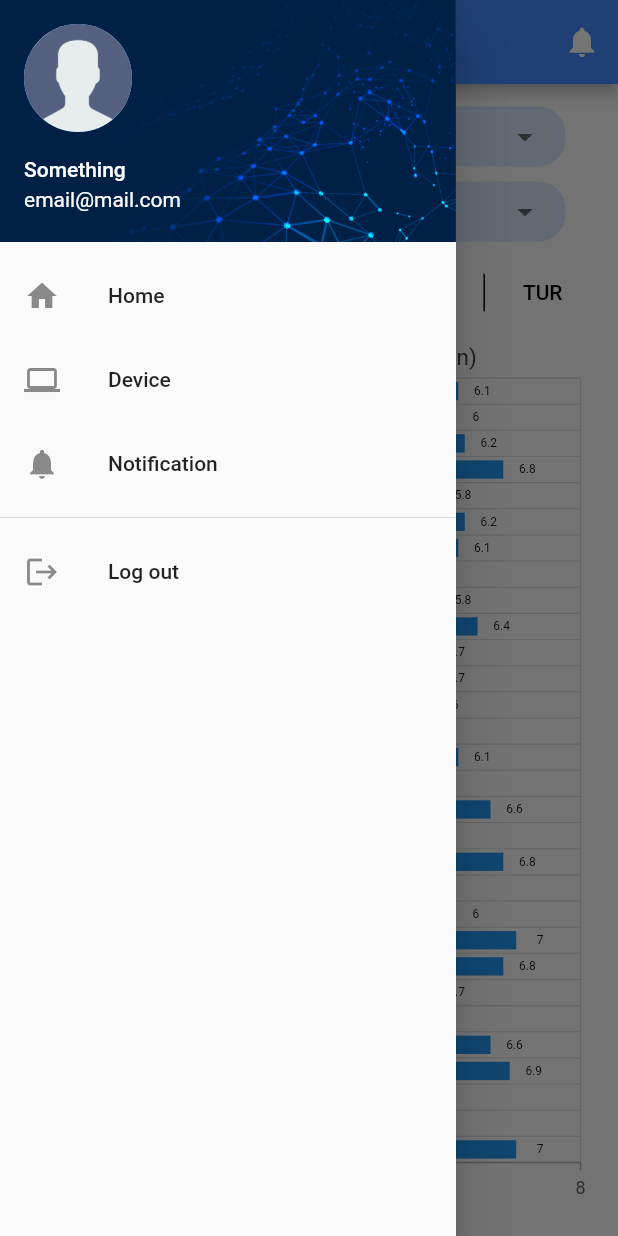
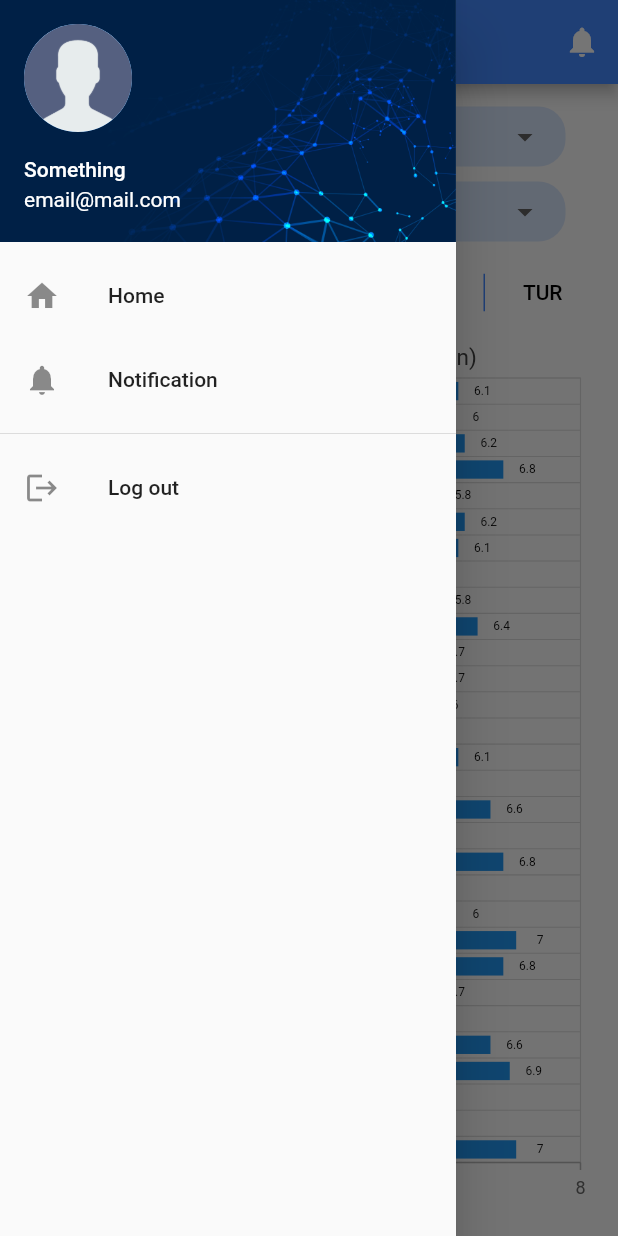
Before and after one commit to hosyhaiha/flutter_mobile_app, a Flutter app: the HomePage screen opened directly, with the side drawer open, on a phone screen of 412 x 824 dp. Run offline on Flutter 3.47's test engine with Material 2 defaults, Android fonts, the phone set to English and light mode, and no system bars; our stand-ins replace flutter_svg, syncfusion_flutter_charts.

```diff
--- a/lib/Screens/home/home.dart
+++ b/lib/Screens/home/home.dart
@@ -12,11 +12,7 @@ class HomePage extends StatefulWidget {
 
 class _HomePageState extends State<HomePage> {
   String? selectedChartType;
-  List<PHData> _phChartData = getPHData30days();
-  List<ORPdata> _orpChartData = getORPData30days();
-  List<ECData> _ecChartData = getECData30days();
-  List<DOData> _doChartData = getDOData30days();
-  List<TurbidityData> _turbidityChartData = getTurbidityData30days();
+  List<ChartData> _chartData = getChartData30days();
 
   String _selectedDeviceOption = "Device 1";
   List<String> _deviceoptions = [
@@ -31,6 +27,17 @@ class _HomePageState extends State<HomePage> {
     '12 tháng gần nhất'
   ];
 
+  Color colorBtnPH = Colors.black;
+  Color colorBtnORP = Colors.black;
+  Color colorBtnEC = Colors.black;
+  Color colorBtnDO = Colors.blueAccent;
+  Color colorBtnTUR = Colors.black;
+
+  Color colorContaner1 = Colors.black;
+  Color colorContaner2 = Colors.black;
+  Color colorContaner3 = Colors.blueAccent;
+  Color colorContaner4 = Colors.blueAccent;
+
   bool isPHVisible = false;
   bool isORPVisible = false;
   bool isECVisible = false;
@@ -40,15 +47,13 @@ class _HomePageState extends State<HomePage> {
 
   void _onDropdownTimeChanged(String? newValue) {
     if (newValue != _selectedTimeOption) {
+      setState(() {
+        _selectedTimeOption = newValue!;
+      });
+      print('New dropdown value: $_selectedTimeOption');
       if (newValue == '12 tháng gần nhất') {
         setState(() {
-          _selectedTimeOption = newValue!;
-          // print('New dropdown value: $_selectedTimeOption');
-          _phChartData = getPHData();
-          _orpChartData = getORPData();
-          _ecChartData = getECData();
-          _doChartData = getDOData();
-          _turbidityChartData = getTurbidityData();
+          _chartData = getChartData();
         });
       }
     }
@@ -114,6 +119,18 @@ class _HomePageState extends State<HomePage> {
                     TextButton(
                       onPressed: () {
                         setState(() {
+                          //Nút
+                          colorBtnPH = Colors.blueAccent;
+                          colorBtnORP = Colors.black;
+                          colorBtnEC = Colors.black;
+                          colorBtnDO = Colors.black;
+                          colorBtnTUR = Colors.black;
+                          //Ngăn cách
+                          colorContaner1 = Colors.blueAccent;
+                          colorContaner2 = Colors.black;
+                          colorContaner3 = Colors.black;
+                          colorContaner4 = Colors.black;
+                          //Biểu đồ
                           isPHVisible = true;
                           isORPVisible = false;
                           isECVisible = false;
@@ -123,18 +140,30 @@ class _HomePageState extends State<HomePage> {
                         });
                       },
                       style: TextButton.styleFrom(
-                        primary: Colors.black, // Màu chữ của nút
-                      ),
+                          primary: colorBtnPH // Màu chữ của nút
+                          ),
                       child: Text('PH'),
                     ),
                     Container(
                       width: 1.0,
                       height: 25,
-                      color: Colors.black,
+                      color: colorContaner1,
                     ),
                     TextButton(
                       onPressed: () {
                         setState(() {
+                          //Nút
+                          colorBtnPH = Colors.black;
+                          colorBtnORP = Colors.blueAccent;
+                          colorBtnEC = Colors.black;
+                          colorBtnDO = Colors.black;
+                          colorBtnTUR = Colors.black;
+                          //Ngăn cách
+                          colorContaner1 = Colors.blueAccent;
+                          colorContaner2 = Colors.blueAccent;
+                          colorContaner3 = Colors.black;
+                          colorContaner4 = Colors.black;
+                          //Biểu đồ
                           isPHVisible = false;
                           isORPVisible = true;
                           isECVisible = false;
@@ -144,18 +173,30 @@ class _HomePageState extends State<HomePage> {
                         });
                       },
                       style: TextButton.styleFrom(
-                        primary: Colors.black, // Màu chữ của nút
+                        primary: colorBtnORP, // Màu chữ của nút
                       ),
                       child: Text('ORP'),
                     ),
                     Container(
                       width: 1.0,
                       height: 25,
-                      color: Colors.black,
+                      color: colorContaner2,
                     ),
                     TextButton(
                       onPressed: () {
                         setState(() {
+                          //Nút
+                          colorBtnPH = Colors.black;
+                          colorBtnORP = Colors.black;
+                          colorBtnEC = Colors.blueAccent;
+                          colorBtnDO = Colors.black;
+                          colorBtnTUR = Colors.black;
+                          //Ngăn cách
+                          colorContaner1 = Colors.black;
+                          colorContaner2 = Colors.blueAccent;
+                          colorContaner3 = Colors.blueAccent;
+                          colorContaner4 = Colors.black;
+                          //Biểu đồ
                           isPHVisible = false;
                           isORPVisible = false;
                           isECVisible = true;
@@ -165,18 +206,30 @@ class _HomePageState extends State<HomePage> {
                         });
                       },
                       style: TextButton.styleFrom(
-                        primary: Colors.black, // Màu chữ của nút
+                        primary: colorBtnEC, // Màu chữ của nút
                       ),
                       child: Text('EC'),
                     ),
                     Container(
                       width: 1.0,
                       height: 25,
-                      color: Colors.black,
+                      color: colorContaner3,
                     ),
                     TextButton(
                       onPressed: () {
                         setState(() {
+                          //Nút
+                          colorBtnPH = Colors.black;
+                          colorBtnORP = Colors.black;
+                          colorBtnEC = Colors.black;
+                          colorBtnDO = Colors.blueAccent;
+                          colorBtnTUR = Colors.black;
+                          //Ngăn cách
+                          colorContaner1 = Colors.black;
+                          colorContaner2 = Colors.black;
+                          colorContaner3 = Colors.blueAccent;
+                          colorContaner4 = Colors.blueAccent;
+                          //Biểu đồ
                           isPHVisible = false;
                           isORPVisible = false;
                           isECVisible = false;
@@ -186,18 +239,30 @@ class _HomePageState extends State<HomePage> {
                         });
                       },
                       style: TextButton.styleFrom(
-                        primary: Colors.black, // Màu chữ của nút
+                        primary: colorBtnDO, // Màu chữ của nút
                       ),
                       child: Text('DO'),
                     ),
                     Container(
                       width: 1.0,
                       height: 25,
-                      color: Colors.black,
+                      color: colorContaner4,
                     ),
                     TextButton(
                       onPressed: () {
                         setState(() {
+                          //Nút
+                          colorBtnPH = Colors.black;
+                          colorBtnORP = Colors.black;
+                          colorBtnEC = Colors.black;
+                          colorBtnDO = Colors.black;
+                          colorBtnTUR = Colors.blueAccent;
+                          //Ngăn cách
+                          colorContaner1 = Colors.black;
+                          colorContaner2 = Colors.black;
+                          colorContaner3 = Colors.black;
+                          colorContaner4 = Colors.blueAccent;
+                          //Biểu đồ
                           isPHVisible = false;
                           isORPVisible = false;
                           isECVisible = false;
@@ -207,7 +272,7 @@ class _HomePageState extends State<HomePage> {
                         });
                       },
                       style: TextButton.styleFrom(
-                        primary: Colors.black, // Màu chữ của nút
+                        primary: colorBtnTUR, // Màu chữ của nút
                       ),
                       child: Text('TUR'),
                     ),
@@ -215,18 +280,8 @@ class _HomePageState extends State<HomePage> {
                 ),
               ),
               Expanded(
-                child: _buildBarChart(
-                    _phChartData,
-                    _orpChartData,
-                    _ecChartData,
-                    _doChartData,
-                    _turbidityChartData,
-                    isPHVisible,
-                    isORPVisible,
-                    isECVisible,
-                    isDOVisible,
-                    isTurbidityVisible,
-                    TextTitle),
+                child: _buildBarChart(_chartData, isPHVisible, isORPVisible,
+                    isECVisible, isDOVisible, isTurbidityVisible, TextTitle),
               ),
             ],
           )),
@@ -286,11 +341,7 @@ Widget _buildDropDown(
 }
 
 Widget _buildBarChart(
-    List<PHData> phData,
-    List<ORPdata> orpData,
-    List<ECData> ecData,
-    List<DOData> doData,
-    List<TurbidityData> turbidityData,
+    List<ChartData> chartData,
     bool isPHVisible,
     bool isORPVisible,
     bool isECVisible,
@@ -307,10 +358,10 @@ Widget _buildBarChart(
       title: ChartTitle(text: TextTitle),
       onLegendTapped: (args) {},
       series: <ChartSeries>[
-        BarSeries<PHData, String>(
-          dataSource: phData,
-          xValueMapper: (PHData data, _) => data.day,
-          yValueMapper: (PHData data, _) => data.data,
+        BarSeries<ChartData, String>(
+          dataSource: chartData,
+          xValueMapper: (ChartData data, _) => data.time,
+          yValueMapper: (ChartData data, _) => data.phData,
           dataLabelSettings: DataLabelSettings(
               isVisible: true, textStyle: TextStyle(fontSize: 8)),
           enableTooltip: true,
@@ -318,10 +369,10 @@ Widget _buildBarChart(
           name: 'PH',
           color: Colors.blue,
         ),
-        BarSeries<ORPdata, String>(
-          dataSource: orpData,
-          xValueMapper: (ORPdata data, _) => data.day,
-          yValueMapper: (ORPdata data, _) => data.data,
+        BarSeries<ChartData, String>(
+          dataSource: chartData,
+          xValueMapper: (ChartData data, _) => data.time,
+          yValueMapper: (ChartData data, _) => data.orpData,
           dataLabelSettings: DataLabelSettings(
               isVisible: true, textStyle: TextStyle(fontSize: 8)),
           enableTooltip: true,
@@ -329,10 +380,10 @@ Widget _buildBarChart(
           name: 'ORP',
           color: Colors.blue,
         ),
-        BarSeries<ECData, String>(
-          dataSource: ecData,
-          xValueMapper: (ECData data, _) => data.day,
-          yValueMapper: (ECData data, _) => data.data,
+        BarSeries<ChartData, String>(
+          dataSource: chartData,
+          xValueMapper: (ChartData data, _) => data.time,
+          yValueMapper: (ChartData data, _) => data.ecData,
           dataLabelSettings: DataLabelSettings(
               isVisible: true, textStyle: TextStyle(fontSize: 8)),
           enableTooltip: true,
@@ -340,10 +391,10 @@ Widget _buildBarChart(
           name: 'EC',
           color: Colors.blue,
         ),
-        BarSeries<DOData, String>(
-          dataSource: doData,
-          xValueMapper: (DOData data, _) => data.day,
-          yValueMapper: (DOData data, _) => data.data,
+        BarSeries<ChartData, String>(
+          dataSource: chartData,
+          xValueMapper: (ChartData data, _) => data.time,
+          yValueMapper: (ChartData data, _) => data.doData,
           dataLabelSettings: DataLabelSettings(
               isVisible: true, textStyle: TextStyle(fontSize: 8)),
           enableTooltip: true,
@@ -351,10 +402,10 @@ Widget _buildBarChart(
           name: 'DO',
           color: Colors.blue,
         ),
-        BarSeries<TurbidityData, String>(
-          dataSource: turbidityData,
-          xValueMapper: (TurbidityData data, _) => data.day,
-          yValueMapper: (TurbidityData data, _) => data.data,
+        BarSeries<ChartData, String>(
+          dataSource: chartData,
+          xValueMapper: (ChartData data, _) => data.time,
+          yValueMapper: (ChartData data, _) => data.turbidityData,
           dataLabelSettings: DataLabelSettings(
               isVisible: true, textStyle: TextStyle(fontSize: 8)),
           enableTooltip: true,
@@ -432,6 +483,30 @@ List<TurbidityData> getTurbidityData() {
     TurbidityData("Sun", 11),
   ];
   return turbidityData;
+}
+
+List<ChartData> getChartData() {
+  List<PHData> phData = getPHData();
+  List<ORPdata> orpData = getORPData();
+  List<ECData> ecData = getECData();
+  List<DOData> doData = getDOData();
+  List<TurbidityData> turbidityData = getTurbidityData();
+
+  List<ChartData> chartDataList = [];
+
+  for (int i = 0; i < phData.length; i++) {
+    String time = phData[i].day;
+    double ph = phData[i].data;
+    int orp = orpData[i].data;
+    double ec = ecData[i].data;
+    double oxygen = doData[i].data;
+    double turbidity = turbidityData[i].data;
+
+    ChartData chartData = ChartData(time, ph, orp, ec, oxygen, turbidity);
+    chartDataList.add(chartData);
+  }
+
+  return chartDataList;
 }
 
 //30 ngày
@@ -618,6 +693,30 @@ List<TurbidityData> getTurbidityData30days() {
   return turbidityData;
 }
 
+List<ChartData> getChartData30days() {
+  List<PHData> phData = getPHData30days();
+  List<ORPdata> orpData = getORPData30days();
+  List<ECData> ecData = getECData30days();
+  List<DOData> doData = getDOData30days();
+  List<TurbidityData> turbidityData = getTurbidityData30days();
+
+  List<ChartData> chartDataList = [];
+
+  for (int i = 0; i < phData.length; i++) {
+    String time = phData[i].day;
+    double ph = phData[i].data;
+    int orp = orpData[i].data;
+    double ec = ecData[i].data;
+    double oxygen = doData[i].data;
+    double turbidity = turbidityData[i].data;
+
+    ChartData chartData = ChartData(time, ph, orp, ec, oxygen, turbidity);
+    chartDataList.add(chartData);
+  }
+
+  return chartDataList;
+}
+
 //12 tháng
 List<PHData> getPHData12months() {
   final List<PHData> phData = [
@@ -712,12 +811,47 @@ List<TurbidityData> getTurbidityData12months() {
   return turbidityData;
 }
 
+List<ChartData> getChartData12months() {
+  List<PHData> phData = getPHData12months();
+  List<ORPdata> orpData = getORPData12months();
+  List<ECData> ecData = getECData12months();
+  List<DOData> doData = getDOData12months();
+  List<TurbidityData> turbidityData = getTurbidityData12months();
+
+  List<ChartData> chartDataList = [];
+
+  for (int i = 0; i < phData.length; i++) {
+    String time = phData[i].day;
+    double ph = phData[i].data;
+    int orp = orpData[i].data;
+    double ec = ecData[i].data;
+    double oxygen = doData[i].data;
+    double turbidity = turbidityData[i].data;
+
+    ChartData chartData = ChartData(time, ph, orp, ec, oxygen, turbidity);
+    chartDataList.add(chartData);
+  }
+
+  return chartDataList;
+}
+
 // Water Quality PH/ ORP / EC / DO / Turbidity
 // ORP: độ oxy hóa khử
 // EC: độ dẫn điện
 // DO: oxy hòa tan
 // Turbidity: Độ đục
 //Create class
+class ChartData {
+  final String time;
+  final double phData;
+  final int orpData;
+  final double ecData;
+  final double doData;
+  final double turbidityData;
+  ChartData(this.time, this.phData, this.orpData, this.ecData, this.doData,
+      this.turbidityData);
+}
+
 class PHData {
   final String day;
   final double data;
--- a/lib/Screens/sidebar.dart
+++ b/lib/Screens/sidebar.dart
@@ -1,5 +1,5 @@
 import 'package:flutter/material.dart';
-import 'package:flutter_mobile_app/Screens/device/devicedata.dart';
+// import 'package:flutter_mobile_app/Screens/device/devicedata.dart';
 import 'package:flutter_mobile_app/Screens/home/home.dart';
 import 'package:flutter_mobile_app/Screens/login/login.dart';
 
@@ -12,12 +12,12 @@ class NavBar extends StatelessWidget {
     );
   }
 
-  void navigateToDevicePage(BuildContext context) {
-    Navigator.push(
-      context,
-      MaterialPageRoute(builder: (context) => DeviceData()),
-    );
-  }
+  // void navigateToDevicePage(BuildContext context) {
+  //   Navigator.push(
+  //     context,
+  //     MaterialPageRoute(builder: (context) => DeviceData()),
+  //   );
+  // }
 
   void navigateToHomePage(BuildContext context) {
     Navigator.push(
@@ -77,17 +77,17 @@ class NavBar extends StatelessWidget {
               }
             },
           ),
-          ListTile(
-            leading: Icon(Icons.laptop),
-            title: Text('Device'),
-            onTap: () {
-              if (isDevicePage) {
-                Navigator.pop(context); // Chỉ đóng thanh sidebar
-              } else {
-                navigateToDevicePage(context); // Load lại trang Home
-              }
-            },
-          ),
+          // ListTile(
+          //   leading: Icon(Icons.laptop),
+          //   title: Text('Device'),
+          //   onTap: () {
+          //     if (isDevicePage) {
+          //       Navigator.pop(context); // Chỉ đóng thanh sidebar
+          //     } else {
+          //       navigateToDevicePage(context); // Load lại trang Home
+          //     }
+          //   },
+          // ),
           ListTile(
             leading: Icon(Icons.notifications),
             title: Text('Notification'),
```
Also changed, not shown: lib/Screens/device/devicedata.dart (deleted, +0 -152 lines).
